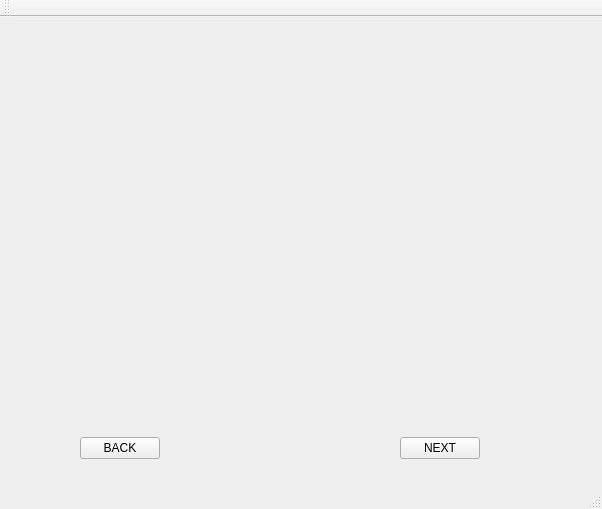
Qt form TestApp/mainwindow.ui (karhu12/BankSimul500) before a commit.
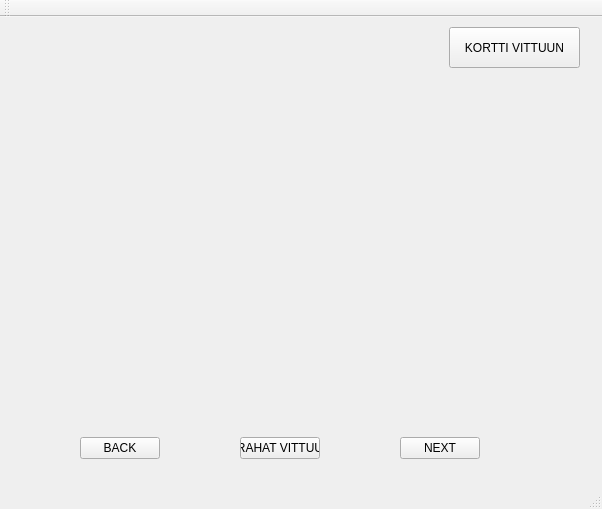
The same form after that commit.

```diff
--- a/TestApp/mainwindow.ui
+++ b/TestApp/mainwindow.ui
@@ -39,7 +39,7 @@
    <widget class="QLabel" name="label_2">
     <property name="geometry">
      <rect>
-      <x>240</x>
+      <x>330</x>
       <y>0</y>
       <width>101</width>
       <height>431</height>
@@ -61,7 +61,7 @@
    <widget class="QLabel" name="label_3">
     <property name="geometry">
      <rect>
-      <x>340</x>
+      <x>230</x>
       <y>0</y>
       <width>91</width>
       <height>431</height>
@@ -128,6 +128,32 @@
      <string>NEXT</string>
     </property>
    </widget>
+   <widget class="QPushButton" name="pushButton_3">
+    <property name="geometry">
+     <rect>
+      <x>240</x>
+      <y>420</y>
+      <width>80</width>
+      <height>22</height>
+     </rect>
+    </property>
+    <property name="text">
+     <string>RAHAT VITTUU</string>
+    </property>
+   </widget>
+   <widget class="QPushButton" name="pushButton_4">
+    <property name="geometry">
+     <rect>
+      <x>449</x>
+      <y>10</y>
+      <width>131</width>
+      <height>41</height>
+     </rect>
+    </property>
+    <property name="text">
+     <string>KORTTI VITTUUN</string>
+    </property>
+   </widget>
   </widget>
   <widget class="QMenuBar" name="menuBar">
    <property name="geometry">
```
